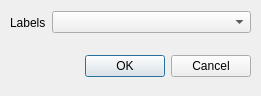
First picture: the form in refdialog.ui, repository orao/texmaker, before the edit.
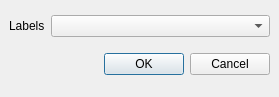
Second picture: the form after the edit.

```diff
--- a/refdialog.ui
+++ b/refdialog.ui
@@ -8,22 +8,58 @@
    <rect>
     <x>0</x>
     <y>0</y>
-    <width>261</width>
-    <height>96</height>
+    <width>279</width>
+    <height>97</height>
    </rect>
   </property>
   <property name="windowTitle" >
    <string>Labels</string>
   </property>
-  <widget class="QWidget" name="layoutWidget" >
-   <property name="geometry" >
-    <rect>
-     <x>10</x>
-     <y>50</y>
-     <width>241</width>
-     <height>33</height>
-    </rect>
+  <layout class="QGridLayout" >
+   <property name="margin" >
+    <number>9</number>
    </property>
+   <property name="spacing" >
+    <number>6</number>
+   </property>
+   <item row="0" column="0" >
+    <layout class="QHBoxLayout" >
+     <property name="margin" >
+      <number>0</number>
+     </property>
+     <property name="spacing" >
+      <number>6</number>
+     </property>
+     <item>
+      <widget class="QLabel" name="label" >
+       <property name="sizePolicy" >
+        <sizepolicy>
+         <hsizetype>1</hsizetype>
+         <vsizetype>1</vsizetype>
+         <horstretch>0</horstretch>
+         <verstretch>0</verstretch>
+        </sizepolicy>
+       </property>
+       <property name="text" >
+        <string>Labels</string>
+       </property>
+      </widget>
+     </item>
+     <item>
+      <widget class="QComboBox" name="comboBox" >
+       <property name="sizePolicy" >
+        <sizepolicy>
+         <hsizetype>7</hsizetype>
+         <vsizetype>0</vsizetype>
+         <horstretch>0</horstretch>
+         <verstretch>0</verstretch>
+        </sizepolicy>
+       </property>
+      </widget>
+     </item>
+    </layout>
+   </item>
+   <item row="1" column="0" >
    <layout class="QHBoxLayout" >
     <property name="margin" >
      <number>0</number>
@@ -59,54 +95,9 @@
      </widget>
     </item>
    </layout>
-  </widget>
-  <widget class="QWidget" name="" >
-   <property name="geometry" >
-    <rect>
-     <x>10</x>
-     <y>10</y>
-     <width>241</width>
-     <height>25</height>
-    </rect>
-   </property>
-   <layout class="QHBoxLayout" >
-    <property name="margin" >
-     <number>0</number>
-    </property>
-    <property name="spacing" >
-     <number>6</number>
-    </property>
-    <item>
-     <widget class="QLabel" name="label" >
-      <property name="sizePolicy" >
-       <sizepolicy>
-        <hsizetype>1</hsizetype>
-        <vsizetype>1</vsizetype>
-        <horstretch>0</horstretch>
-        <verstretch>0</verstretch>
-       </sizepolicy>
-      </property>
-      <property name="text" >
-       <string>Labels</string>
-      </property>
-     </widget>
-    </item>
-    <item>
-     <widget class="QComboBox" name="comboBox" >
-      <property name="sizePolicy" >
-       <sizepolicy>
-        <hsizetype>7</hsizetype>
-        <vsizetype>0</vsizetype>
-        <horstretch>0</horstretch>
-        <verstretch>0</verstretch>
-       </sizepolicy>
-      </property>
-     </widget>
     </item>
    </layout>
   </widget>
- </widget>
- <pixmapfunction></pixmapfunction>
  <tabstops>
   <tabstop>comboBox</tabstop>
   <tabstop>okButton</tabstop>
```
Left out of the diff: 3 changed lines with no effect on the pictures. Lines whose indentation alone changed are shown as unchanged.
